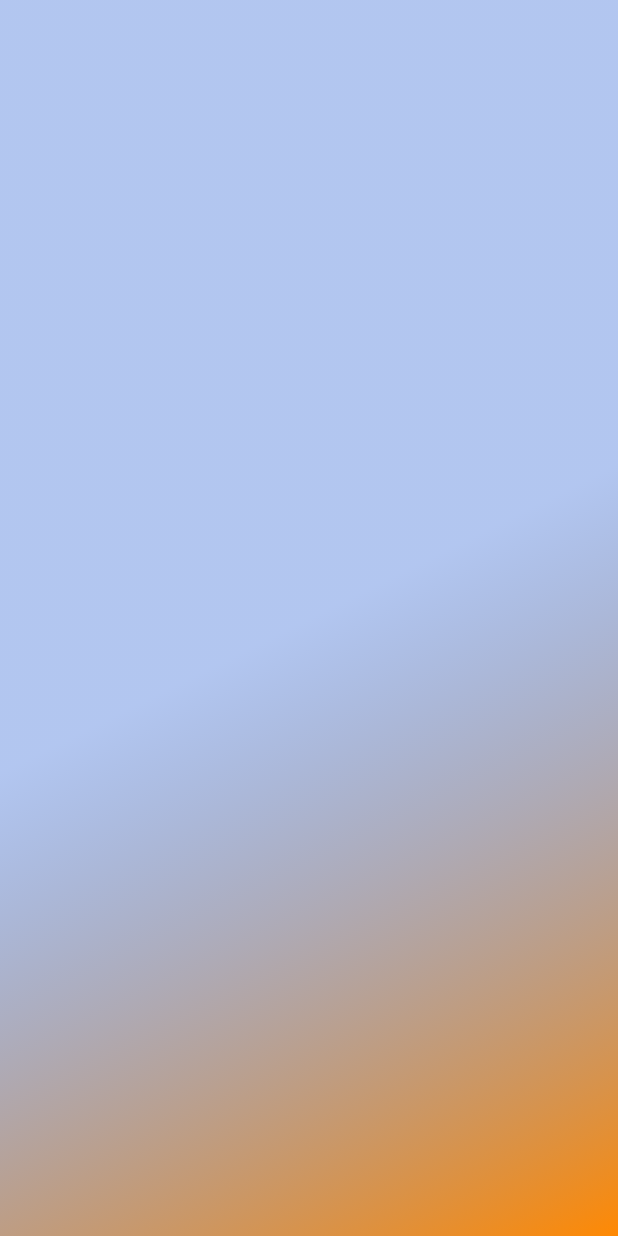
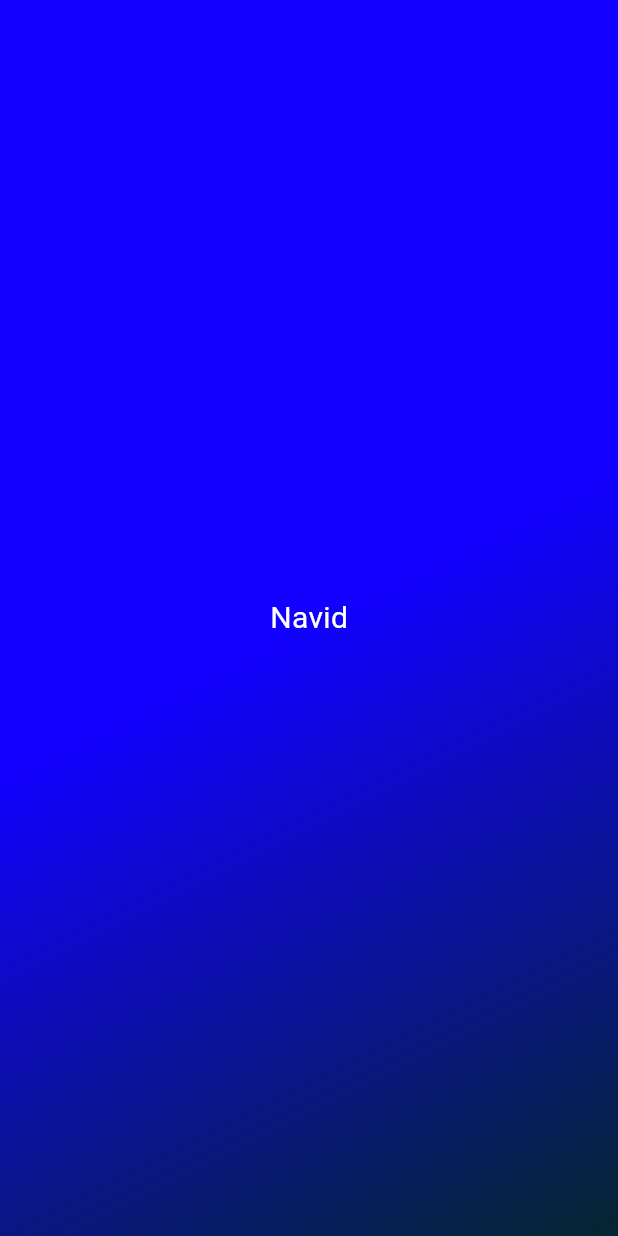
Before and after one commit to NavidZamanKhan/Roll-Dice-App, a Flutter app: the screen it shows after launch, on a phone screen of 412 x 824 dp. Run offline on Flutter 3.47's test engine with Material 3 defaults, Android fonts, the phone set to English and light mode, and no system bars.

```diff
--- a/first_app/lib/gradient_container.dart
+++ b/first_app/lib/gradient_container.dart
@@ -5,21 +5,25 @@ const startingAlignment = Alignment.center;
 const endingAlignment = Alignment.bottomRight;
 
 class GradientContainer extends StatelessWidget {
-  const GradientContainer({super.key});
+  const GradientContainer(this.color1, this.color2, {super.key});
+
+  final Color color1;
+  final Color color2;
+
   @override
   Widget build(context) {
     return Container(
-      decoration: const BoxDecoration(
+      decoration: BoxDecoration(
           gradient: LinearGradient(
         colors: [
-          Color.fromARGB(89, 37, 107, 212),
-          Color.fromARGB(255, 255, 137, 3),
+          color1,
+          color2,
         ],
         begin: startingAlignment,
         end: endingAlignment,
       )),
       child: const Center(
-        child: StyledText(""),
+        child: StyledText("Navid"),
       ),
     );
   }
--- a/first_app/lib/main.dart
+++ b/first_app/lib/main.dart
@@ -5,7 +5,10 @@ void main() {
   runApp(
     const MaterialApp(
       home: Scaffold(
-        body: GradientContainer(),
+        body: GradientContainer(
+          Color.fromARGB(255, 17, 0, 255),
+          Color.fromARGB(255, 5, 38, 47),
+        ),
       ),
     ),
   );
```
Also changed, not shown: first_app/pubspec.yaml (+7 -6 lines), first_app/assets/images/dice-1.png (added), first_app/assets/images/dice-2.png (added), first_app/assets/images/dice-3.png (added), first_app/assets/images/dice-4.png (added), first_app/assets/images/dice-5.png (added), first_app/assets/images/dice-6.png (added).
